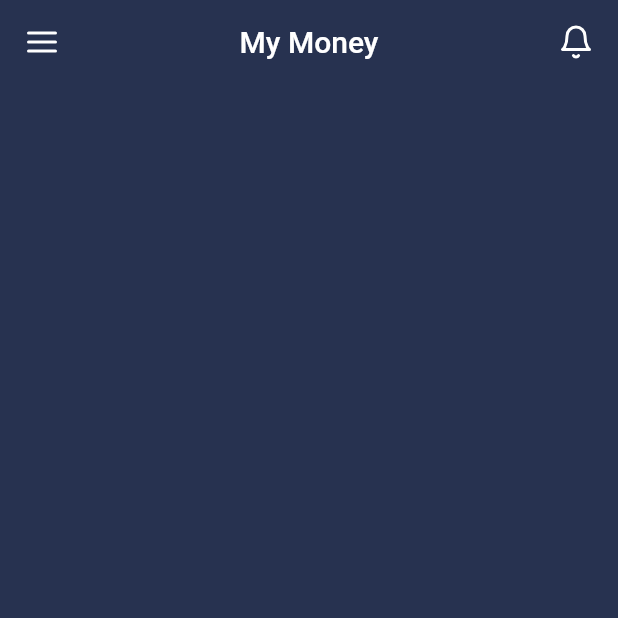
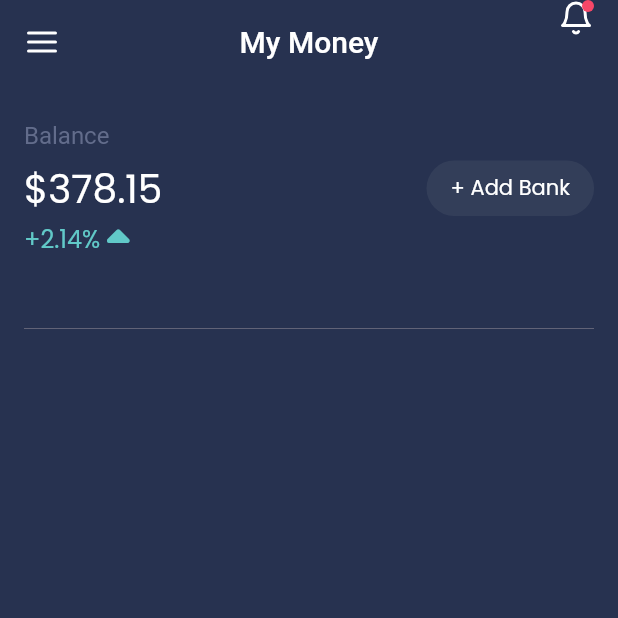
Before and after one commit to olayemii/crypto-dashboard, a Flutter app: the screen it shows after launch, on a phone screen of 412 x 824 dp, the top half of it. Run offline on Flutter 3.47's test engine with Material 2 defaults, Android fonts, the phone set to English and light mode, and no system bars; our stand-ins replace flutter_icons, flutter_screenutil, google_fonts.

Commit message:
user balance

```diff
--- a/lib/main.dart
+++ b/lib/main.dart
@@ -1,6 +1,7 @@
-import 'package:crypto_dashboard/pages/homepage.dart';
+import 'package:crypto_dashboard/pages/home/homepage.dart';
 import 'package:crypto_dashboard/utils/constants.dart';
 import 'package:flutter/material.dart';
+import 'package:flutter_screenutil/screen_util.dart';
 import 'package:flutter_screenutil/screenutil_init.dart';
 import 'package:google_fonts/google_fonts.dart';
 
@@ -21,7 +22,12 @@ class MyApp extends StatelessWidget {
           themeMode: ThemeMode.dark,
           darkTheme: ThemeData(
             visualDensity: VisualDensity.adaptivePlatformDensity,
-            textTheme: GoogleFonts.poppinsTextTheme(),
+            textTheme: GoogleFonts.poppinsTextTheme().copyWith(
+              caption: TextStyle(
+                color: kCaptionColor,
+                fontSize: 16.0,
+              ),
+            ),
             scaffoldBackgroundColor: kPrimaryColor,
             appBarTheme: AppBarTheme(
               elevation: 0.0,
--- /dev/null
+++ b/lib/pages/home/homepage.dart
@@ -0,0 +1,66 @@
+import 'package:crypto_dashboard/pages/home/widgets/account_balance.dart';
+import 'package:crypto_dashboard/pages/home/widgets/user_balance.dart';
+import 'package:crypto_dashboard/utils/constants.dart';
+import 'package:flutter/material.dart';
+import 'package:flutter_icons/flutter_icons.dart';
+
+class HomePage extends StatelessWidget {
+  @override
+  Widget build(BuildContext context) {
+    return Scaffold(
+      appBar: AppBar(
+        leading: Icon(
+          FlutterIcons.menu_fea,
+        ),
+        centerTitle: true,
+        title: Text("My Money"),
+        actions: [
+          Padding(
+            padding: EdgeInsets.only(right: 16.0),
+            child: GestureDetector(
+              onTap: () {},
+              child: Stack(
+                alignment: Alignment.topRight,
+                children: [
+                  Icon(
+                    FlutterIcons.bell_fea,
+                  ),
+                  Container(
+                    width: 8.0,
+                    height: 8.0,
+                    decoration: BoxDecoration(
+                      shape: BoxShape.circle,
+                      color: kDangerColor,
+                    ),
+                  ),
+                ],
+              ),
+            ),
+          ),
+        ],
+      ),
+      body: Container(
+        child: SingleChildScrollView(
+          child: Column(
+            children: [
+              SizedBox(
+                height: 25.0,
+              ),
+              AccountBalance(),
+              SizedBox(
+                height: 40.0,
+              ),
+              Padding(
+                padding: const EdgeInsets.symmetric(horizontal: 16.0),
+                child: Divider(
+                  color: Color.fromRGBO(97, 99, 119, 1),
+                ),
+              ),
+              UserBalance(),
+            ],
+          ),
+        ),
+      ),
+    );
+  }
+}
--- /dev/null
+++ b/lib/pages/home/widgets/account_balance.dart
@@ -0,0 +1,75 @@
+import 'package:flutter/material.dart';
+import 'package:flutter_icons/flutter_icons.dart';
+
+class AccountBalance extends StatelessWidget {
+  @override
+  Widget build(BuildContext context) {
+    ThemeData themeData = Theme.of(context);
+    return Container(
+      padding: EdgeInsets.symmetric(horizontal: 16.0),
+      child: Column(
+        crossAxisAlignment: CrossAxisAlignment.start,
+        children: [
+          Text(
+            "Balance",
+            style: themeData.textTheme.caption,
+          ),
+          SizedBox(
+            height: 6.0,
+          ),
+          Row(
+            mainAxisAlignment: MainAxisAlignment.spaceBetween,
+            children: [
+              Text(
+                "\$378.15",
+                style: TextStyle(
+                  color: Colors.white,
+                  fontSize: 26.0,
+                ),
+              ),
+              GestureDetector(
+                onTap: () {},
+                child: Container(
+                  padding: EdgeInsets.symmetric(
+                    horizontal: 16.0,
+                    vertical: 8.0,
+                  ),
+                  decoration: BoxDecoration(
+                    color: Color.fromRGBO(55, 66, 92, 0.78),
+                    borderRadius: BorderRadius.circular(20.0),
+                  ),
+                  child: Center(
+                    child: Text(
+                      "+ Add Bank",
+                      style: TextStyle(
+                        color: Colors.white,
+                      ),
+                    ),
+                  ),
+                ),
+              ),
+            ],
+          ),
+          SizedBox(
+            height: 2.0,
+          ),
+          Row(
+            children: [
+              Text(
+                "+2.14%",
+                style: TextStyle(
+                  color: Color.fromRGBO(97, 201, 200, 1),
+                  fontSize: 16.0,
+                ),
+              ),
+              Icon(
+                FlutterIcons.caret_up_faw,
+                color: Color.fromRGBO(97, 201, 200, 1),
+              )
+            ],
+          )
+        ],
+      ),
+    );
+  }
+}
--- /dev/null
+++ b/lib/pages/home/widgets/user_balance.dart
@@ -0,0 +1,14 @@
+import 'package:flutter/material.dart';
+
+class UserBalance extends StatelessWidget {
+  @override
+  Widget build(BuildContext context) {
+    return Container(
+      padding: const EdgeInsets.symmetric(horizontal: 16.0),
+      child: Column(
+        crossAxisAlignment: CrossAxisAlignment.stretch,
+        children: [],
+      ),
+    );
+  }
+}
--- a/lib/pages/homepage.dart
+++ /dev/null
@@ -1,29 +0,0 @@
-import 'package:flutter/material.dart';
-import 'package:flutter_icons/flutter_icons.dart';
-
-class HomePage extends StatelessWidget {
-  @override
-  Widget build(BuildContext context) {
-    return Scaffold(
-      appBar: AppBar(
-        leading: Icon(
-          FlutterIcons.menu_fea,
-        ),
-        centerTitle: true,
-        title: Text("My Money"),
-        actions: [
-          Padding(
-            padding: EdgeInsets.only(right: 16.0),
-            child: GestureDetector(
-              onTap: () {},
-              child: Icon(
-                FlutterIcons.bell_fea,
-              ),
-            ),
-          ),
-        ],
-      ),
-      body: Container(),
-    );
-  }
-}
--- /dev/null
+++ b/lib/utils/adaptive_height_extension.dart
@@ -0,0 +1,6 @@
+import 'package:flutter_screenutil/flutter_screenutil.dart';
+
+extension AdaptiveSize on double {
+  double get h => ScreenUtil().setHeight(this);
+  double get w => ScreenUtil().setWidth(this);
+}
--- a/lib/utils/constants.dart
+++ b/lib/utils/constants.dart
@@ -1,3 +1,5 @@
 import 'package:flutter/material.dart';
 
 const Color kPrimaryColor = Color.fromRGBO(39, 50, 80, 1);
+const Color kDangerColor = Color.fromRGBO(247, 71, 104, 1);
+const Color kCaptionColor = Color.fromRGBO(98, 108, 139, 1);
```
